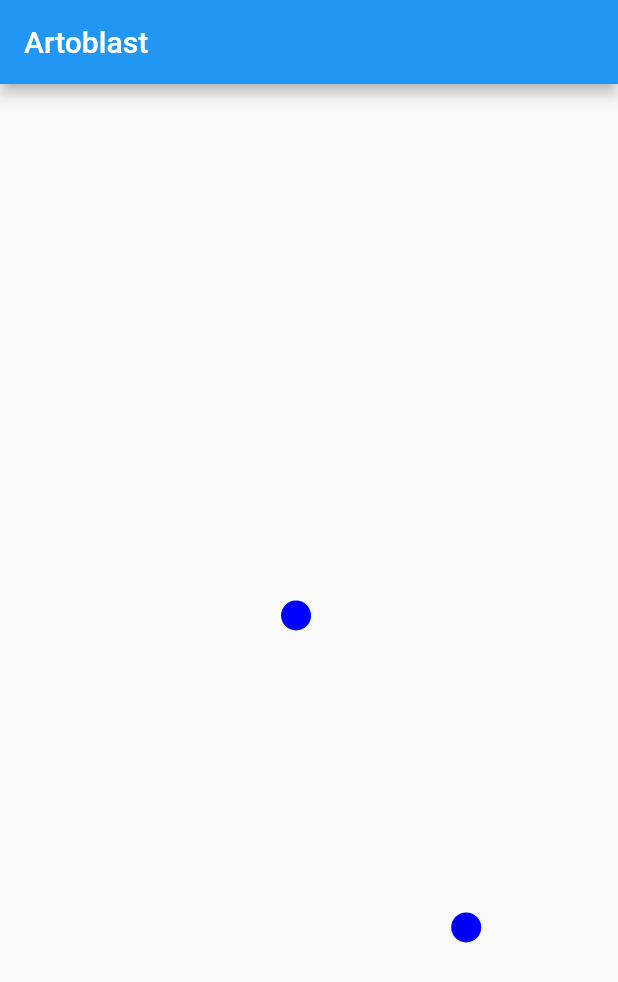
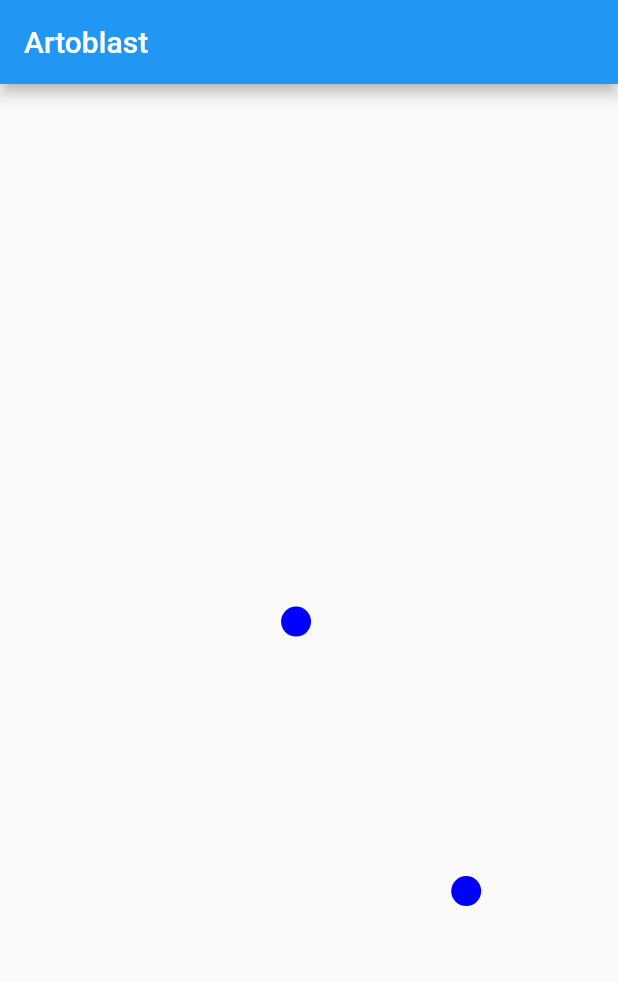
Before and after one commit to marti4ka/artoblast-flutter, a Flutter app: the screen it shows after launch, on a phone screen of 412 x 824 dp. Shown: the top 982 px of the screen. Run offline on Flutter 3.47's test engine with Material 2 defaults, Android fonts, the phone set to English and light mode, and no system bars.

Commit message:
🔝 pass appBar height to ball

```diff
--- a/lib/ball.dart
+++ b/lib/ball.dart
@@ -5,28 +5,33 @@ class Ball extends StatefulWidget {
   Offset begin;
   Offset end;
   int duration;
+  double appBarHeight;
 
-  Ball(Offset begin, Offset end, int d) {
+  Ball(Offset begin, Offset end, int d, double appBarHeight) {
     this.begin = begin;
     this.end = end;
     this.duration = d;
+    this.appBarHeight = appBarHeight;
   }
 
   @override
-  BallState createState() => new BallState(begin, end, duration);
+  BallState createState() => new BallState(begin, end, duration, appBarHeight);
 }
 
 class BallState extends State<Ball> with SingleTickerProviderStateMixin {
+  final double ballSize = 20.0;
+  double appBarHeight;
   Animation animation;
   AnimationController animationController;
   Offset begin;
   Offset end;
   int duration;
 
-  BallState(Offset begin, Offset end, int duration) {
+  BallState(Offset begin, Offset end, int duration, double appBarHeight) {
     this.begin = begin;
     this.end = end;
     this.duration = duration;
+    this.appBarHeight = appBarHeight;
   }
 
   @override
@@ -43,26 +48,24 @@ class BallState extends State<Ball> with SingleTickerProviderStateMixin {
 
   @override
   Widget build(BuildContext context) {
-    final double width = MediaQuery.of(context).size.width - 20;
-
-    // heigth - appBar.height
-    final double height = MediaQuery.of(context).size.height - MediaQuery.of(context).padding.bottom * 2;
+    final double width = MediaQuery.of(context).size.width - ballSize;
+    final double height = MediaQuery.of(context).size.height - this.appBarHeight * 2;
 
     return AnimatedBuilder(
       animation: animationController,
       builder: (BuildContext context, Widget child) {
         return Transform(
           transform: Matrix4.translationValues(
-            getValue(animation.value.dx, width)+10,
+            getValue(animation.value.dx, width)+ballSize/2,
             getValue(animation.value.dy, height), 0.0),
           child: GestureDetector(
             onTap: animationController.stop,
             child: Container(
-              width: 20.0,
-              height: 20.0,
+              width: ballSize,
+              height: ballSize,
               decoration: BoxDecoration(
                 color: const Color.fromRGBO(0, 0, 255, 1.0),
-                borderRadius: BorderRadius.circular(20.0),
+                borderRadius: BorderRadius.circular(ballSize),
               ),
             )
           )
--- a/lib/main.dart
+++ b/lib/main.dart
@@ -33,8 +33,8 @@ class GameState extends State<GameArea> with SingleTickerProviderStateMixin {
           child: Row(
             mainAxisAlignment: MainAxisAlignment.center,
             children: <Widget>[
-              Ball(Offset(1.23, 0.6), Offset(9.23, 6.6), 50),
-              Ball(Offset(1.0, 1.0), Offset(3.0, 3.0), 55),
+              Ball(Offset(1.23, 0.6), Offset(9.23, 6.6), 50, appBar.preferredSize.height),
+              Ball(Offset(1.0, 1.0), Offset(3.0, 3.0), 55, appBar.preferredSize.height),
             ],
           ),
         )
```
